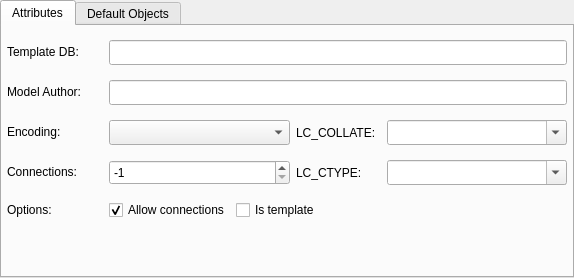
pgmodeler/pgmodeler, file libs/libgui/ui/dbobjects/databasewidget.ui: the form before one commit.
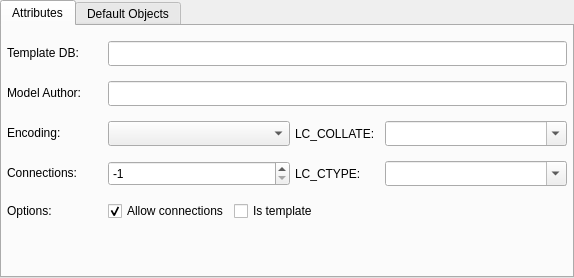
The form after the commit. The open tabs and pages were chosen to show the change.

Commit message: Adjusted the layout spacing/margins in ui/dbobjects/*

```diff
--- a/libs/libgui/ui/dbobjects/databasewidget.ui
+++ b/libs/libgui/ui/dbobjects/databasewidget.ui
@@ -29,6 +29,9 @@
    <property name="bottomMargin">
     <number>0</number>
    </property>
+   <property name="spacing">
+    <number>5</number>
+   </property>
    <item row="0" column="0">
     <widget class="QTabWidget" name="attributes_twg">
      <property name="currentIndex">
@@ -51,6 +54,9 @@
        <property name="bottomMargin">
         <number>5</number>
        </property>
+       <property name="spacing">
+        <number>5</number>
+       </property>
        <item row="0" column="0">
         <widget class="QLabel" name="templatedb_lbl">
          <property name="sizePolicy">
@@ -309,6 +315,9 @@
        </item>
        <item row="4" column="1" colspan="3">
         <layout class="QHBoxLayout" name="horizontalLayout">
+         <property name="spacing">
+          <number>5</number>
+         </property>
          <item>
           <widget class="QCheckBox" name="allow_conn_chk">
            <property name="text">
```
Left out of the diff: 5 changed lines with no effect on the pictures. The commit also changes 53 other files.
